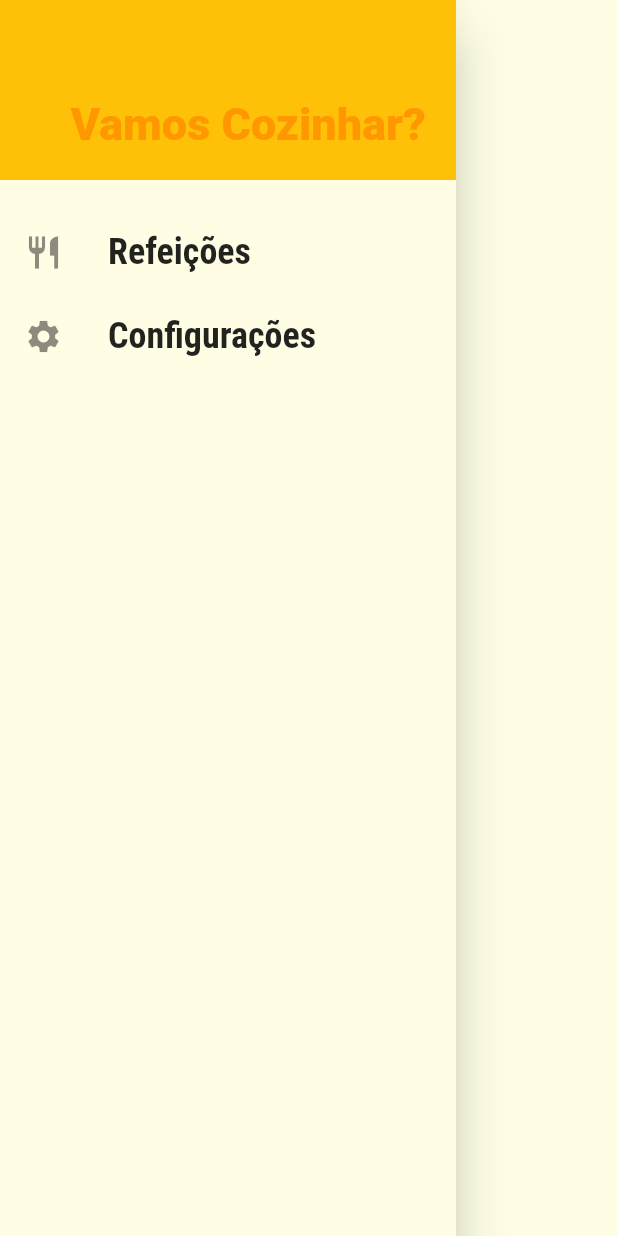
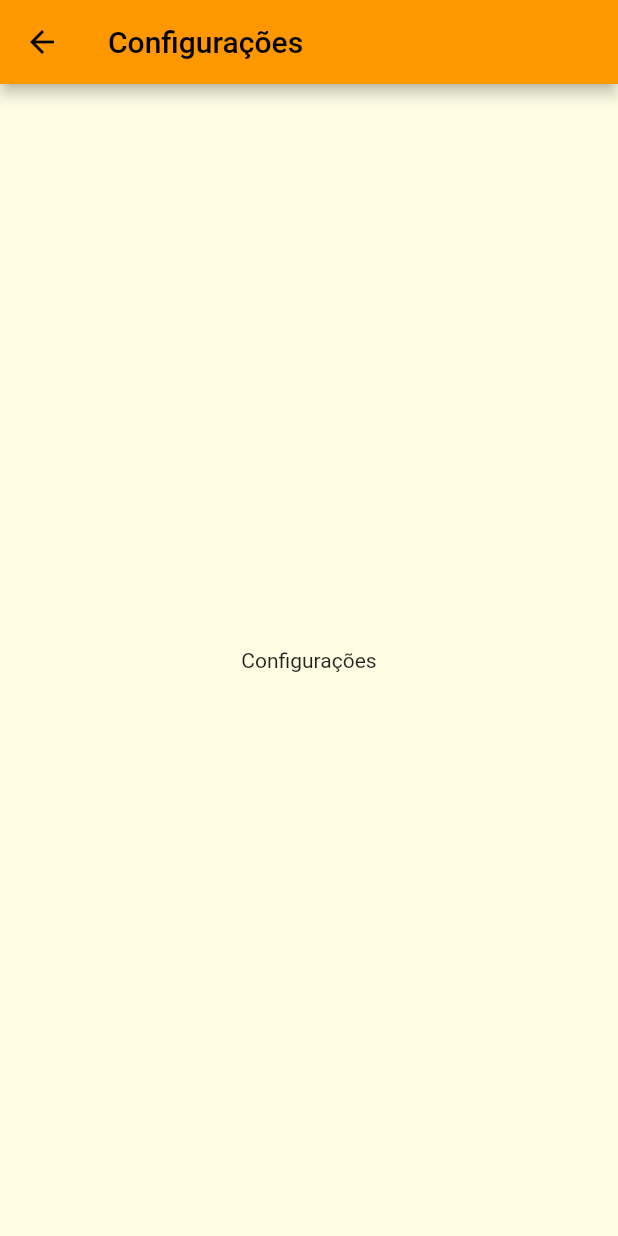
Before and after one commit to Nicollas1305/Meals, a Flutter app: the MainDrawer widget shown alone on an empty page, opened directly, after a tap on "Configurações", on a phone screen of 412 x 824 dp. Run offline on Flutter 3.47's test engine with Material 2 defaults, Android fonts, the phone set to English and light mode, and no system bars; network calls fail.

```diff
--- a/lib/components/main_drawer.dart
+++ b/lib/components/main_drawer.dart
@@ -1,7 +1,8 @@
 import 'package:flutter/material.dart';
+import '../utils/app_routes.dart';
 
 class MainDrawer extends StatelessWidget {
-  Widget _createItem(IconData icon, String label) {
+  Widget _createItem(IconData icon, String label, Function() onTap) {
     return ListTile(
       leading: Icon(
         icon,
@@ -15,7 +16,7 @@ class MainDrawer extends StatelessWidget {
           fontWeight: FontWeight.bold,
         ),
       ),
-      onTap: () {},
+      onTap: onTap,
     );
   }
 
@@ -42,8 +43,16 @@ class MainDrawer extends StatelessWidget {
           SizedBox(
             height: 20,
           ),
-          _createItem(Icons.restaurant, 'Refeições'),
-          _createItem(Icons.settings, 'Configurações'),
+          _createItem(
+            Icons.restaurant,
+            'Refeições',
+            () => Navigator.of(context).pushNamed(AppRoutes.HOME),
+          ),
+          _createItem(
+            Icons.settings,
+            'Configurações',
+            () => Navigator.of(context).pushNamed(AppRoutes.SETTINGS),
+          ),
         ],
       ),
     );
--- a/lib/main.dart
+++ b/lib/main.dart
@@ -1,8 +1,8 @@
 import 'package:flutter/material.dart';
 import 'package:meals/screens/categories_meals_screen.dart';
 import 'package:meals/screens/meal_detail_screen.dart';
+import 'package:meals/screens/settings_screen.dart';
 import 'package:meals/utils/app_routes.dart';
-import 'screens/categories_screens.dart';
 import 'screens/tabs_screen.dart';
 
 void main() => runApp(MyApp());
@@ -28,6 +28,7 @@ class MyApp extends StatelessWidget {
           AppRoutes.HOME: (ctx) => TabsScreen(),
           AppRoutes.CATEGORIES_MEALS: (ctx) => CategoriesMealsScreen(),
           AppRoutes.MEAL_DETAIL: (ctx) => MealDetailScreen(),
+          AppRoutes.SETTINGS: (ctx) => SettingsScreen(),
         });
   }
 }
--- /dev/null
+++ b/lib/screens/settings_screen.dart
@@ -0,0 +1,17 @@
+import 'package:flutter/material.dart';
+
+class SettingsScreen extends StatelessWidget {
+  const SettingsScreen({Key? key}) : super(key: key);
+
+  @override
+  Widget build(BuildContext context) {
+    return Scaffold(
+      appBar: AppBar(
+        title: Text('Configurações'),
+      ),
+      body: Center(
+        child: Text('Configurações'),
+      ),
+    );
+  }
+}
--- a/lib/utils/app_routes.dart
+++ b/lib/utils/app_routes.dart
@@ -2,4 +2,5 @@ class AppRoutes {
   static const HOME = '/';
   static const CATEGORIES_MEALS = '/categories-meals';
   static const MEAL_DETAIL = '/meal-detail';
+  static const SETTINGS = '/settings';
 }
```
